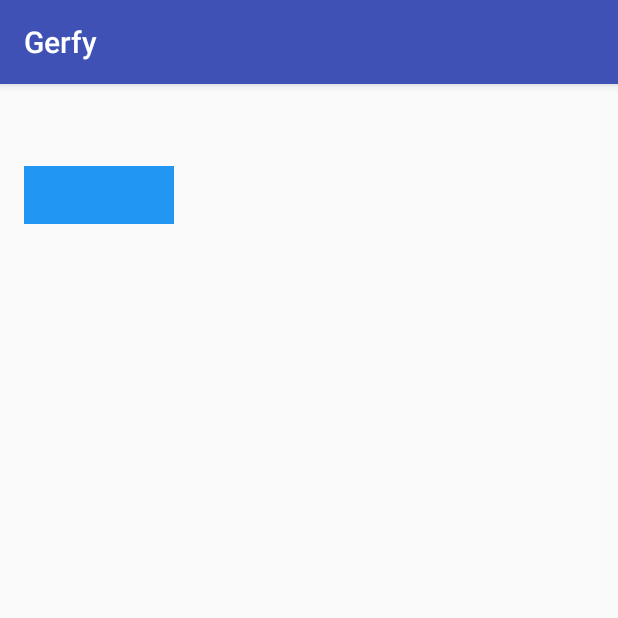
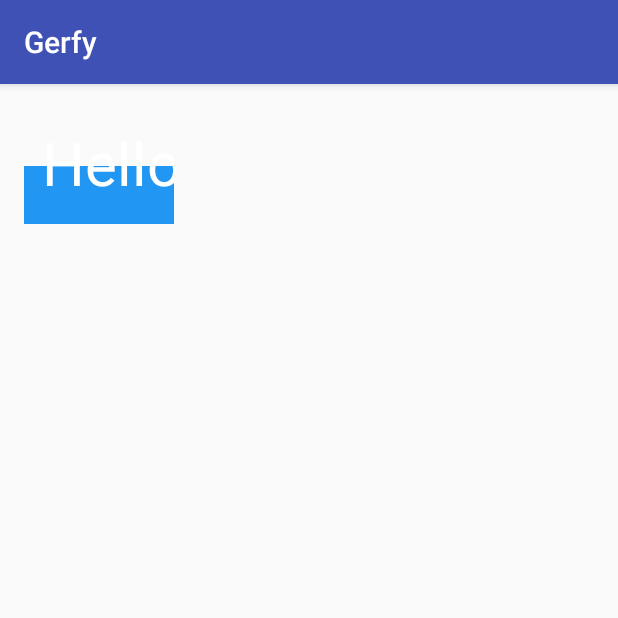
Before and after one commit to Anwesh43/Gerfy, an Android app: the screen it shows after launch (MainActivity), on a phone screen of 412 x 824 dp, the top half of it. Run offline under Robolectric (Android 15) with nearby library versions, the phone set to English and light mode, and no system bars.

Commit message:
showing text in button

```diff
--- a/gerfyview/src/main/java/com/anwesome/games/gerfyview/GerfyView.java
+++ b/gerfyview/src/main/java/com/anwesome/games/gerfyview/GerfyView.java
@@ -18,7 +18,7 @@ public class GerfyView extends View{
     private int DELAY = 50,R_SCALE = 36,H_SCALE = 6,MAX_SCALE=3;
     private float ry = 0;
     private String color = "#2196F3";
-    private int textSize = 20,textColor = Color.BLACK,w,h;
+    private int textSize = 60,textColor = Color.BLACK,w,h;
     private String text="";
     private OnClickListener clickListener;
     private boolean shouldAnimate = false,loaded = false;
@@ -45,10 +45,7 @@ public class GerfyView extends View{
         this.textColor = textColor;
     }
     public void onDraw(Canvas canvas) {
-        paint.setTextSize(textSize/3);
-        paint.setColor(textColor);
-        float textSize = paint.measureText(getText());
-        canvas.drawText(text,w/2-textSize/2,h/2-textSize/2,paint);
+
         paint.setColor(Color.parseColor(color));
         canvas.save();
         canvas.translate(w/2,h/2);
@@ -60,6 +57,11 @@ public class GerfyView extends View{
         drawCurve(path,0,h/H_SCALE,w/2,ry,0);
         canvas.drawPath(path,paint);
         canvas.restore();
+        paint.setTextSize(textSize);
+        float textSize = paint.measureText(getText());
+        paint.setColor(textColor);
+        canvas.drawText(text,w/2-textSize/2,h/2-textSize/15,paint);
+
         if(shouldAnimate) {
             ry+=h/(R_SCALE);
             if(ry>=(h/3-h/H_SCALE)){
```
